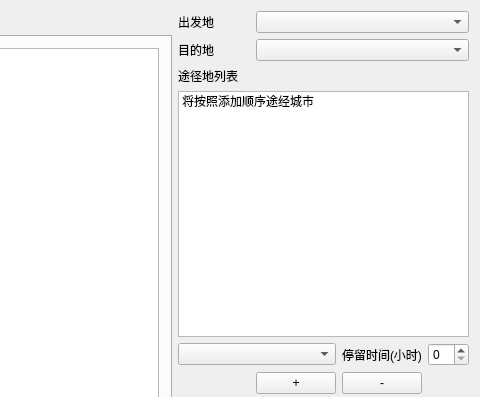
First picture: the form in Travel_Simulation/mainwindow.ui, repository JmPotato/Travel_Simulation, before the edit; both pictures show x 311 to 791 and y 0 to 397 of the 791 by 612 pixel window.
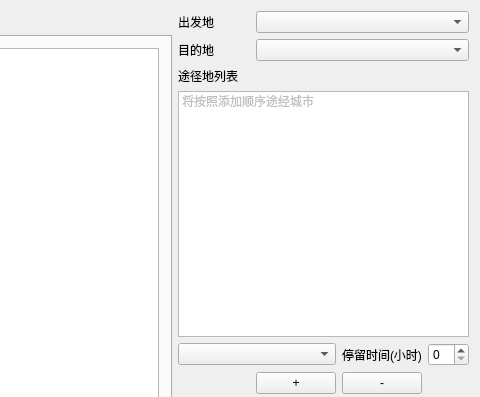
Second picture: the form after the edit.

```diff
--- a/Travel_Simulation/mainwindow.ui
+++ b/Travel_Simulation/mainwindow.ui
@@ -98,6 +98,9 @@
          <property name="text">
           <string>将按照添加顺序途经城市</string>
          </property>
+         <property name="flags">
+          <set>ItemIsSelectable|ItemIsDragEnabled|ItemIsUserCheckable</set>
+         </property>
         </item>
        </widget>
       </item>
```
